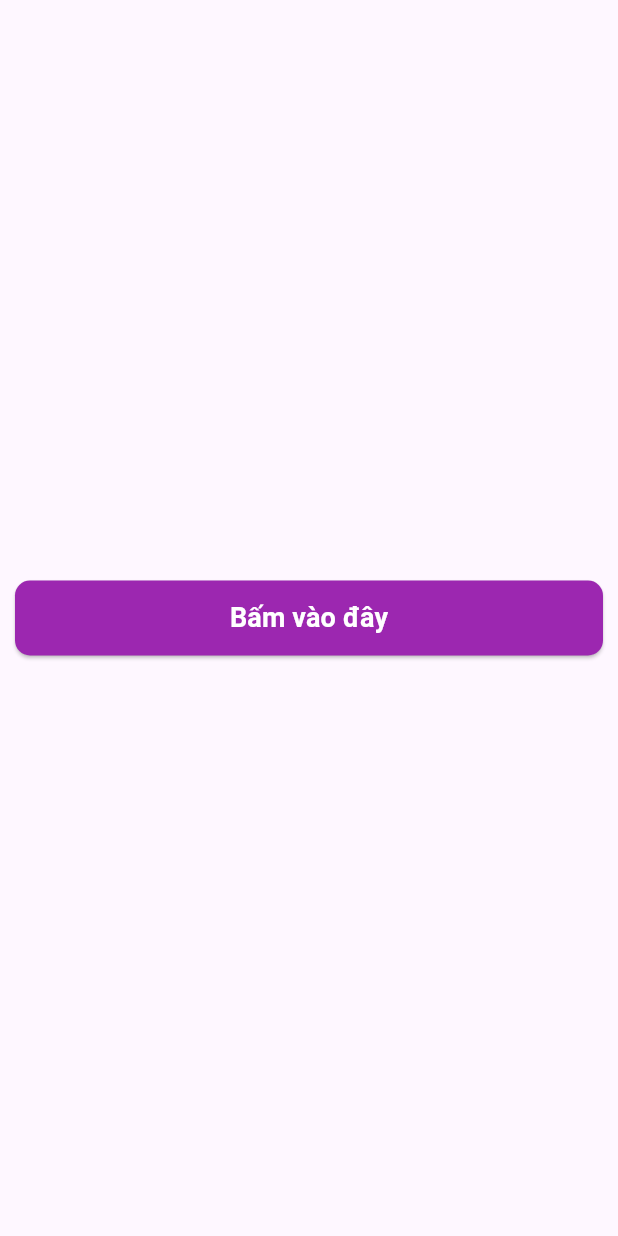
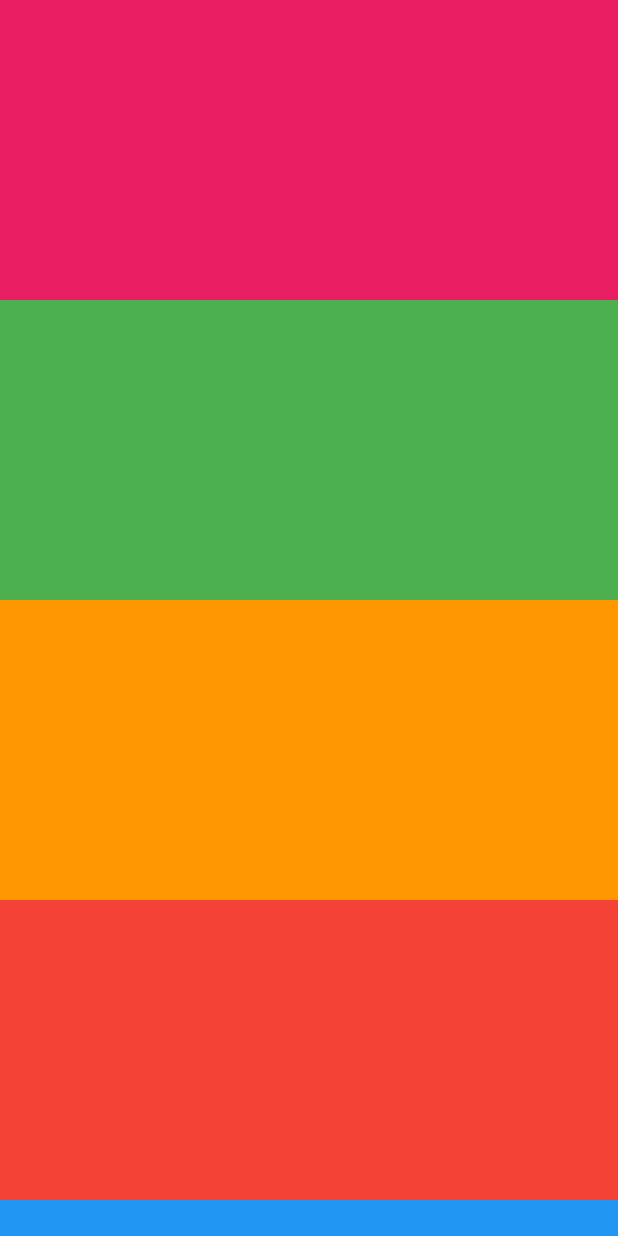
Before and after one commit to LoTrinhTuHocFlutter/Material, a Flutter app: the screen it shows after launch, on a phone screen of 412 x 824 dp. Run offline on Flutter 3.47's test engine with Material 3 defaults, Android fonts, the phone set to English and light mode, and no system bars.

Commit message:
Add Widget SingleChildScrollView

```diff
--- a/lib/main.dart
+++ b/lib/main.dart
@@ -1,5 +1,5 @@
 import 'package:flutter/material.dart';
-import 'package:material/widgets/simple_dialog_example.dart';
+import 'package:material/widgets/single_child_scroll_view_example.dart';
 
 void main() {
   runApp(const MyApp());
@@ -12,7 +12,7 @@ class MyApp extends StatelessWidget {
   Widget build(BuildContext context) {
     return MaterialApp(
       debugShowCheckedModeBanner: false,
-      home: SimpleDialogExample(),
+      home: SingleChildScrollViewExample(),
     );
   }
 }
--- /dev/null
+++ b/lib/widgets/single_child_scroll_view_example.dart
@@ -0,0 +1,55 @@
+import 'package:flutter/material.dart';
+
+class SingleChildScrollViewExample extends StatelessWidget {
+  const SingleChildScrollViewExample({super.key});
+
+  @override
+  Widget build(BuildContext context) {
+    return Scaffold(
+      backgroundColor: Colors.green.shade50,
+      body: SafeArea(
+        child: SingleChildScrollView(
+          child: Column(
+            children: [
+              ColoredBox(
+                color: Colors.pink,
+                child: SizedBox(
+                  width: MediaQuery.of(context).size.width,
+                  height: 200.0,
+                ),
+              ),
+              ColoredBox(
+                color: Colors.green,
+                child: SizedBox(
+                  width: MediaQuery.of(context).size.width,
+                  height: 200.0,
+                ),
+              ),
+              ColoredBox(
+                color: Colors.orange,
+                child: SizedBox(
+                  width: MediaQuery.of(context).size.width,
+                  height: 200.0,
+                ),
+              ),
+              ColoredBox(
+                color: Colors.red,
+                child: SizedBox(
+                  width: MediaQuery.of(context).size.width,
+                  height: 200.0,
+                ),
+              ),
+              ColoredBox(
+                color: Colors.blue,
+                child: SizedBox(
+                  width: MediaQuery.of(context).size.width,
+                  height: 200.0,
+                ),
+              ),
+            ],
+          ),
+        ),
+      ),
+    );
+  }
+}
```
